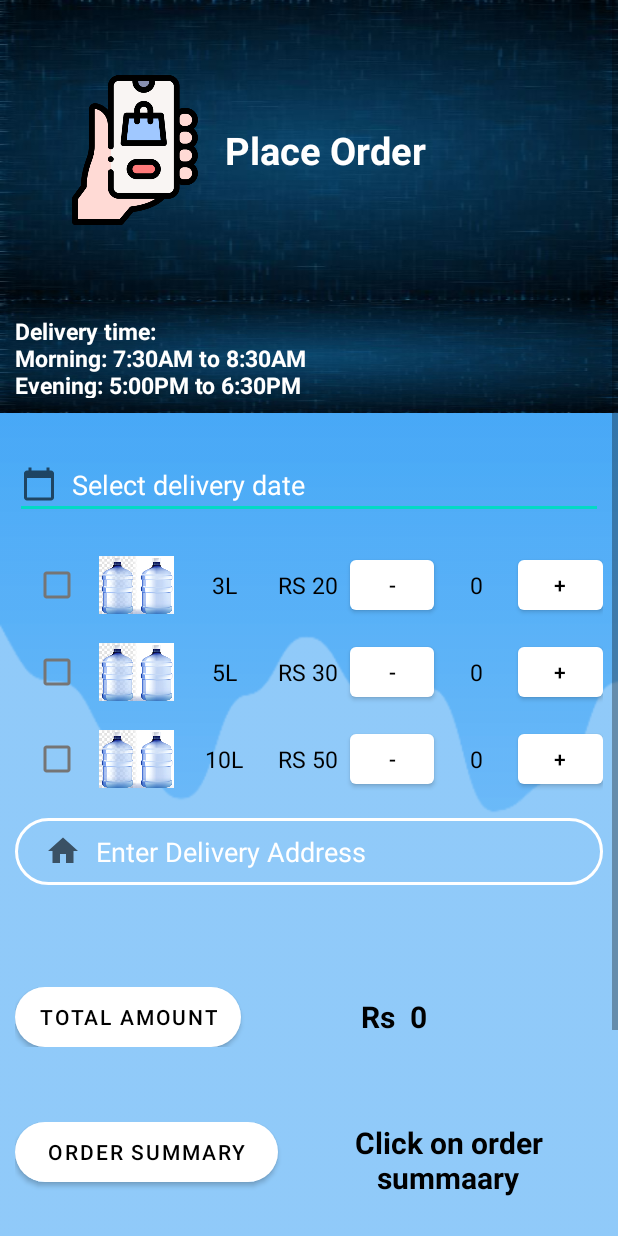
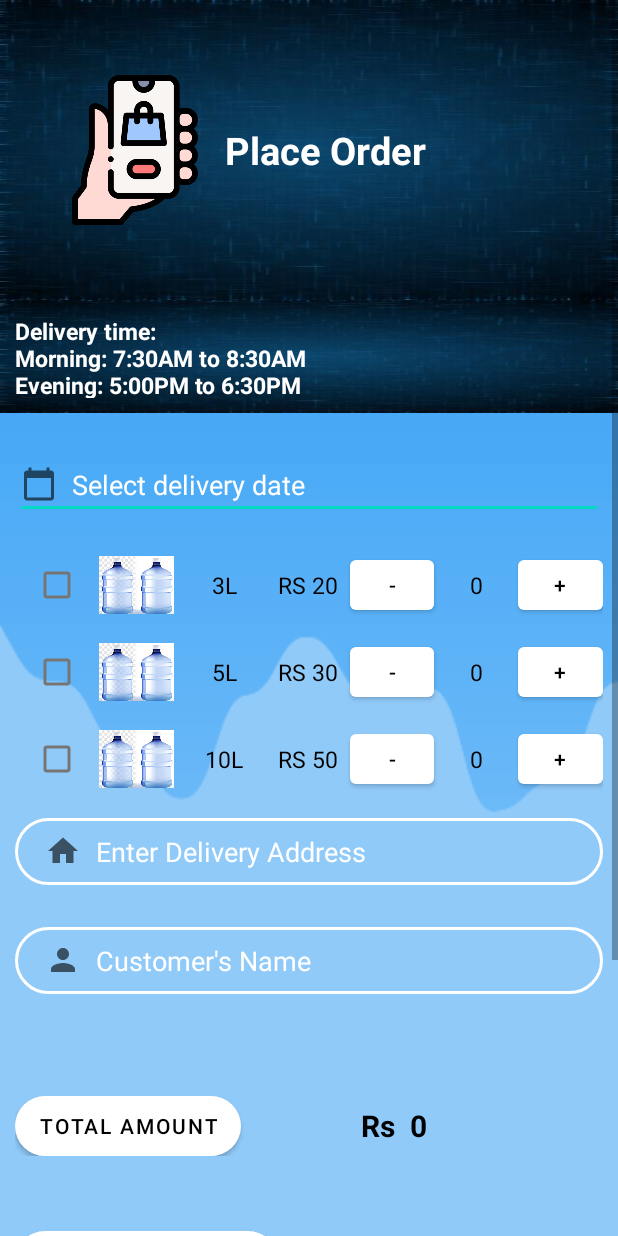
Before and after one commit to onkarnp/Aquaman, an Android app: the OrderActivity screen opened directly, with no data from a screen before it, on a phone screen of 412 x 824 dp. Run offline under Robolectric (Android 15) with nearby library versions, the phone set to English and light mode, and no system bars; our stand-ins replace Firebase (no records; nobody signed in at launch, a user with empty details on screens opened directly); Roboto replaces fonts that are not available here; 1 statement that could not run was skipped.

Commit message:
name section added in order

```diff
--- a/app/src/main/java/com/example/myapplication/OrderActivity.java
+++ b/app/src/main/java/com/example/myapplication/OrderActivity.java
@@ -4,6 +4,7 @@ import androidx.appcompat.app.AppCompatActivity;
 
 import android.app.DatePickerDialog;
 import android.app.ProgressDialog;
+import android.content.Intent;
 import android.os.Bundle;
 import android.view.View;
 import android.view.Window;
@@ -28,10 +29,11 @@ public class OrderActivity extends AppCompatActivity {
     private int q1=0,q2=0,q3=0,amt=0;
     private String summ;
     private String status = "Pending";
-    private EditText date,address;
+    private EditText date,address,fullName;
     private TextView price,summary;
     private ProgressDialog loadingBar;
     TextView t1;
+
 
     //Initiation of Firebase attributes
     private FirebaseAuth mAuth;
@@ -39,7 +41,7 @@ public class OrderActivity extends AppCompatActivity {
     DatabaseReference reference;
 
     //Constructors for class
-    public OrderActivity(EditText date1,TextView price,TextView summary){
+    public OrderActivity(EditText date,TextView price,TextView summary){
         this.date = date;
         this.price = price;
         this.summary = summary;
@@ -63,6 +65,7 @@ public class OrderActivity extends AppCompatActivity {
         date = (EditText) findViewById(R.id.date);
         address = (EditText) findViewById(R.id.inputDeliveryAddress);
         price = (TextView) findViewById(R.id.price);
+        fullName = (EditText) findViewById((R.id.inputFullName));
         loadingBar = new ProgressDialog(this);
         TextView sumtxt = (TextView)findViewById(R.id.summary);
         Calendar cal= Calendar.getInstance();
@@ -148,16 +151,19 @@ public class OrderActivity extends AppCompatActivity {
                 String dateString = date.getText().toString();
                 String priceString = price.getText().toString();
                 String addressString = address.getText().toString();
+                String fullNameString = fullName.getText().toString();
                 String summary = summ;
                 String status = "Pending";
                 rootNode = FirebaseDatabase.getInstance();
                 mAuth= FirebaseAuth.getInstance();
                 String userID = mAuth.getCurrentUser().getUid();
                 reference = rootNode.getReference("orders");
-                Order order = new Order(dateString,priceString,summary,status,addressString);
+                Order order = new Order(dateString,priceString,summary,status,addressString,fullNameString);
                 reference.child(dateString).child(userID).setValue(order);
                 loadingBar.dismiss();
                 Toast.makeText(OrderActivity.this, "Order placed successfully :)", Toast.LENGTH_SHORT).show();
+                Intent intent = new Intent(getApplicationContext(),Dashboard.class);
+                startActivity(intent);
             }
         });
     }
--- a/app/src/main/res/layout/order_activity.xml
+++ b/app/src/main/res/layout/order_activity.xml
@@ -304,7 +304,8 @@
 
             <LinearLayout
                 android:layout_width="match_parent"
-                android:layout_height="wrap_content">
+                android:layout_height="wrap_content"
+                android:orientation="vertical">
                 <EditText
                     android:id="@+id/inputDeliveryAddress"
                     android:layout_width="match_parent"
@@ -325,6 +326,29 @@
                     android:paddingBottom="10dp"
                     android:textColor="#FFFFFF"
                     android:textColorHint="#FFFFFF" />
+
+                <EditText
+                    android:id="@+id/inputFullName"
+                    android:layout_width="match_parent"
+                    android:layout_height="wrap_content"
+                    android:layout_marginTop="20dp"
+                    android:layout_marginBottom="8dp"
+                    android:background="@drawable/input_bg"
+                    android:drawableStart="@drawable/ic_person"
+                    android:drawableLeft="@drawable/ic_person"
+                    android:drawablePadding="10dp"
+                    android:ems="10"
+                    android:hint="Customer's Name"
+                    android:inputType="textPersonName"
+                    android:paddingLeft="20dp"
+                    android:paddingTop="10dp"
+                    android:paddingRight="20dp"
+                    android:paddingBottom="10dp"
+                    android:textColor="#FFFFFF"
+                    android:textColorHint="#FFFFFF"
+                    app:layout_constraintBottom_toTopOf="@+id/inputDeliveryAddress"
+                    app:layout_constraintEnd_toEndOf="parent"
+                    app:layout_constraintStart_toStartOf="parent" />
             </LinearLayout>
 
             <LinearLayout
```
Also changed, not shown: app/src/main/java/com/example/myapplication/Order.java (+7 -2 lines).
